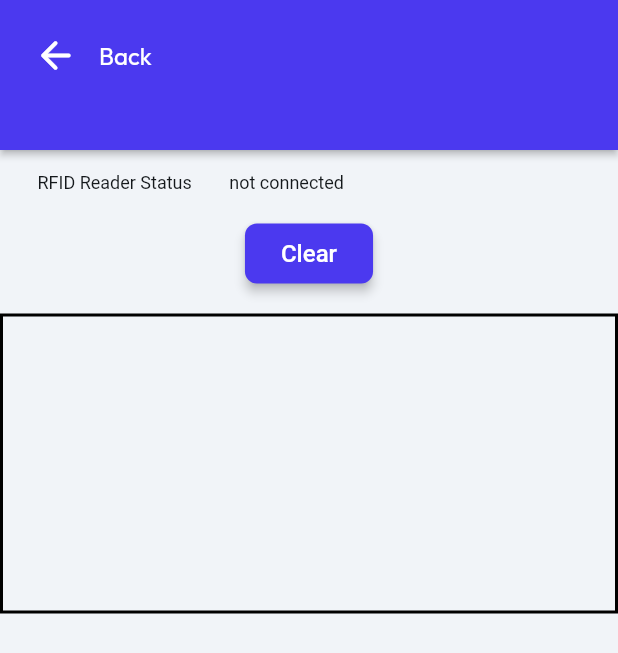
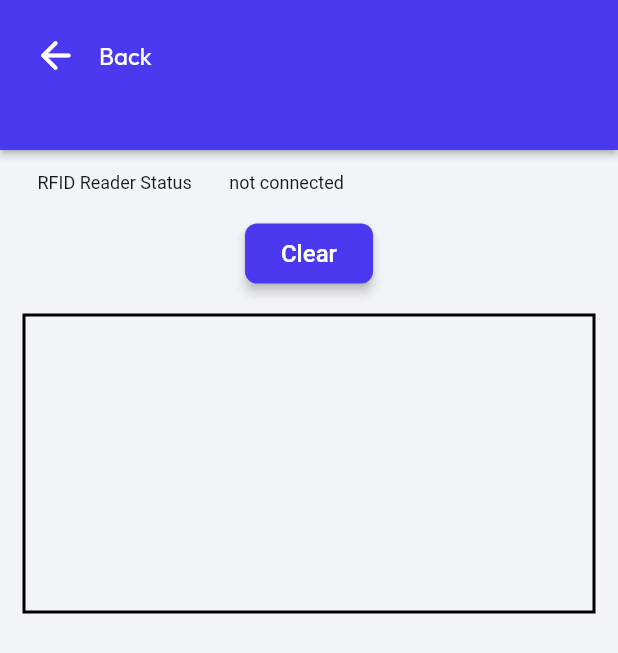
Before and after one commit to haitham-khairy/flutterflow, a Flutter app: the screen it shows after launch, on a phone screen of 412 x 824 dp. Shown: the top 653 px of the screen. Run offline on Flutter 3.47's test engine with Material 3 defaults, Android fonts, the phone set to English and light mode, and no system bars; drawn by our look-alikes of auto_size_text; our stand-ins replace equatable, flutter_svg, font_awesome_flutter, from_css_color, go_router, google_fonts and 4 more; missing offline and left inert: dart:ffi, json_path, mime_type, zebra_rfid_sdk_plugin; accounts and stored records are empty; Roboto replaces fonts that are missing (Readex Pro).

Commit message:
Updating to latest FlutterFlow output.

```diff
--- a/lib/pages/rfidreading/rfidreading_widget.dart
+++ b/lib/pages/rfidreading/rfidreading_widget.dart
@@ -232,6 +232,9 @@ class _RfidreadingWidgetState extends State<RfidreadingWidget> {
                   ),
                 ),
                 Expanded(
+                  child: Padding(
+                    padding:
+                        const EdgeInsetsDirectional.fromSTEB(15.0, 0.0, 15.0, 0.0),
                     child: SingleChildScrollView(
                       child: Column(
                         mainAxisSize: MainAxisSize.max,
@@ -250,12 +253,14 @@ class _RfidreadingWidgetState extends State<RfidreadingWidget> {
                                 builder: (context) {
                                   final rfidtaglist =
                                       FFAppState().RFIDTagsList.toList();
-                                return ListView.builder(
+                                  return ListView.separated(
                                     padding: EdgeInsets.zero,
                                     primary: false,
                                     shrinkWrap: true,
                                     scrollDirection: Axis.vertical,
                                     itemCount: rfidtaglist.length,
+                                    separatorBuilder: (_, __) =>
+                                        const SizedBox(height: 6.0),
                                     itemBuilder: (context, rfidtaglistIndex) {
                                       final rfidtaglistItem =
                                           rfidtaglist[rfidtaglistIndex];
@@ -321,7 +326,8 @@ class _RfidreadingWidgetState extends State<RfidreadingWidget> {
                                             color: FlutterFlowTheme.of(context)
                                                 .accent2,
                                             border: Border.all(
-                                            color: FlutterFlowTheme.of(context)
+                                              color:
+                                                  FlutterFlowTheme.of(context)
                                                       .secondary,
                                             ),
                                           ),
@@ -336,8 +342,8 @@ class _RfidreadingWidgetState extends State<RfidreadingWidget> {
                                                     rfidtaglistItem.tagID,
                                                     'tag id',
                                                   ),
-                                                style:
-                                                    FlutterFlowTheme.of(context)
+                                                  style: FlutterFlowTheme.of(
+                                                          context)
                                                       .bodyMedium
                                                       .override(
                                                         fontFamily:
@@ -360,6 +366,7 @@ class _RfidreadingWidgetState extends State<RfidreadingWidget> {
                       ),
                     ),
                   ),
+                ),
               ].divide(const SizedBox(height: 5.0)),
             ),
           ),
```
Lines whose indentation alone changed are shown as unchanged.
